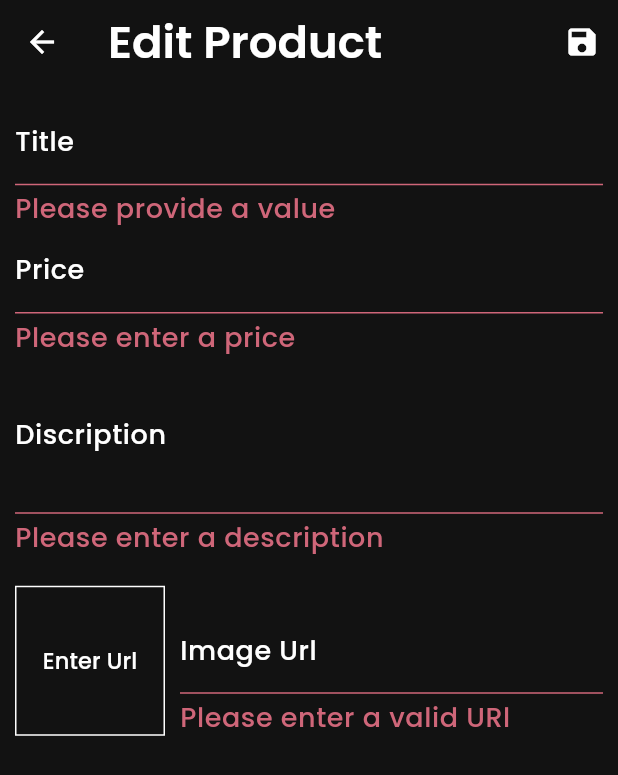
After one commit to manoharacharyaa/shopin, a Flutter app: the EditProductScreen screen opened by its route, after a tap on the "save" icon, on a phone screen of 412 x 824 dp. The commit adds this screen. Shown: the top 775 px of the screen. Run offline on Flutter 3.47's test engine with Material 3 defaults, Android fonts, the phone set to English and light mode, and no system bars; our stand-ins replace google_fonts, logger.

Commit message:
17.edit product screen

```diff
--- a/lib/main.dart
+++ b/lib/main.dart
@@ -5,6 +5,7 @@ import 'package:shopin/providers/cart.dart';
 import 'package:shopin/providers/orders.dart';
 import 'package:shopin/providers/products.dart';
 import 'package:shopin/screens/cart_screen.dart';
+import 'package:shopin/screens/edit_product_screen.dart';
 import 'package:shopin/screens/orders_screen.dart';
 import 'package:shopin/screens/product_details_screen.dart';
 import 'package:shopin/screens/products_overview_screen.dart';
@@ -65,6 +66,7 @@ class MyApp extends StatelessWidget {
           CartScreen.routeName: (context) => const CartScreen(),
           OrdersScreen.routeName: (context) => const OrdersScreen(),
           UserProductScreen.routeName: (context) => const UserProductScreen(),
+          EditProductScreen.routeName: (context) => const EditProductScreen(),
         },
       ),
     );
--- /dev/null
+++ b/lib/screens/edit_product_screen.dart
@@ -0,0 +1,249 @@
+import 'package:flutter/material.dart';
+import 'package:shopin/colors/colors.dart';
+import 'package:shopin/providers/product.dart';
+
+class EditProductScreen extends StatefulWidget {
+  const EditProductScreen({super.key});
+
+  static const routeName = '/edit-product';
+
+  @override
+  State<EditProductScreen> createState() => _EditProductScreenState();
+}
+
+class _EditProductScreenState extends State<EditProductScreen> {
+  final _priceFocusNode = FocusNode();
+  final _descriptionFocusNode = FocusNode();
+  final _imageUrlController = TextEditingController();
+  final _imageUrlFocusNode = FocusNode();
+  final _form = GlobalKey<FormState>();
+  var _editedProduct = Product(
+    id: '',
+    title: '',
+    price: 0,
+    description: '',
+    imageUrl: '',
+  );
+
+  @override
+  void initState() {
+    _imageUrlFocusNode.addListener(_updateImageUrl);
+    super.initState();
+  }
+
+  @override
+  void dispose() {
+    _imageUrlFocusNode.removeListener(_updateImageUrl);
+    _priceFocusNode.dispose();
+    _descriptionFocusNode.dispose();
+    _imageUrlController.dispose();
+    _imageUrlFocusNode.dispose();
+    super.dispose();
+  }
+
+  void _updateImageUrl() {
+    if (!_imageUrlFocusNode.hasFocus) {
+      if (_imageUrlController.text.isEmpty ||
+          !_imageUrlController.text.startsWith('http') &&
+              !_imageUrlController.text.startsWith('https')) {
+        return;
+      }
+      setState(() {});
+    }
+  }
+
+  void _saveForm() {
+    final isValid = _form.currentState!.validate();
+    if (!isValid) {
+      return;
+    }
+    _form.currentState!.save();
+    print(_editedProduct.title);
+    print(_editedProduct.description);
+    print(_editedProduct.price);
+    print(_editedProduct.imageUrl);
+  }
+
+  @override
+  Widget build(BuildContext context) {
+    return Scaffold(
+      appBar: AppBar(
+        title: const Text('Edit Product'),
+        actions: [
+          IconButton(
+            onPressed: _saveForm,
+            icon: const Icon(Icons.save),
+          ),
+        ],
+      ),
+      body: Padding(
+        padding: const EdgeInsets.all(10),
+        child: Form(
+          key: _form,
+          child: ListView(
+            children: [
+              TextFormField(
+                decoration: InputDecoration(
+                  labelText: 'Title',
+                  labelStyle: Theme.of(context).textTheme.bodySmall,
+                ),
+                style: Theme.of(context).textTheme.bodySmall,
+                onFieldSubmitted: (_) {
+                  FocusScope.of(context).requestFocus(_priceFocusNode);
+                },
+                cursorColor: blue,
+                textInputAction: TextInputAction.next,
+                validator: (value) {
+                  if (value!.isEmpty) {
+                    return 'Please provide a value';
+                  }
+                  return null;
+                },
+                onSaved: (value) {
+                  _editedProduct = Product(
+                    id: _editedProduct.id,
+                    title: value!,
+                    description: _editedProduct.description,
+                    price: _editedProduct.price,
+                    imageUrl: _editedProduct.imageUrl,
+                  );
+                },
+              ),
+              TextFormField(
+                decoration: InputDecoration(
+                  labelText: 'Price',
+                  labelStyle: Theme.of(context).textTheme.bodySmall,
+                ),
+                style: Theme.of(context).textTheme.bodySmall,
+                cursorColor: blue,
+                focusNode: _priceFocusNode,
+                keyboardType: TextInputType.number,
+                textInputAction: TextInputAction.next,
+                validator: (value) {
+                  if (value!.isEmpty) {
+                    return 'Please enter a price';
+                  }
+                  if (double.tryParse(value) == null) {
+                    return 'Please enter a valid number';
+                  }
+                  if (double.parse(value) <= 0) {
+                    return 'Please enter a number greater than 0';
+                  }
+                  return null;
+                },
+                onSaved: (value) {
+                  _editedProduct = Product(
+                    id: _editedProduct.id,
+                    title: _editedProduct.title,
+                    description: _editedProduct.description,
+                    price: double.parse(value!),
+                    imageUrl: _editedProduct.imageUrl,
+                  );
+                },
+              ),
+              TextFormField(
+                decoration: InputDecoration(
+                  labelText: 'Discription',
+                  labelStyle: Theme.of(context).textTheme.bodySmall,
+                ),
+                cursorColor: blue,
+                focusNode: _descriptionFocusNode,
+                style: Theme.of(context).textTheme.bodySmall,
+                maxLines: 3,
+                keyboardType: TextInputType.multiline,
+                textInputAction: TextInputAction.next,
+                onFieldSubmitted: (_) {
+                  FocusScope.of(context).requestFocus(_descriptionFocusNode);
+                },
+                validator: (value) {
+                  if (value!.isEmpty) {
+                    return 'Please enter a description';
+                  }
+                  if (value.length < 10) {
+                    return 'Should be at lease 10 characters long';
+                  }
+                  return null;
+                },
+                onSaved: (value) {
+                  _editedProduct = Product(
+                    id: _editedProduct.id,
+                    title: _editedProduct.title,
+                    description: value!,
+                    price: _editedProduct.price,
+                    imageUrl: _editedProduct.imageUrl,
+                  );
+                },
+              ),
+              Row(
+                crossAxisAlignment: CrossAxisAlignment.end,
+                children: [
+                  Container(
+                    height: 100,
+                    width: 100,
+                    margin: const EdgeInsets.only(top: 20, right: 10),
+                    decoration: BoxDecoration(
+                      border: Border.all(
+                        width: 1,
+                        color: white,
+                      ),
+                    ),
+                    child: _imageUrlController.text.isEmpty
+                        ? Center(
+                            child: Text(
+                              'Enter Url',
+                              textAlign: TextAlign.center,
+                              style: Theme.of(context).textTheme.titleSmall,
+                            ),
+                          )
+                        : FittedBox(
+                            fit: BoxFit.fill,
+                            child: Image.network(
+                              _imageUrlController.text,
+                            ),
+                          ),
+                  ),
+                  Expanded(
+                    child: TextFormField(
+                      decoration: InputDecoration(
+                        labelText: 'Image Url',
+                        labelStyle: Theme.of(context).textTheme.bodySmall,
+                      ),
+                      cursorColor: blue,
+                      style: Theme.of(context).textTheme.bodySmall,
+                      keyboardType: TextInputType.url,
+                      textInputAction: TextInputAction.done,
+                      controller: _imageUrlController,
+                      focusNode: _imageUrlFocusNode,
+                      onFieldSubmitted: (_) {
+                        _saveForm();
+                      },
+                      validator: (value) {
+                        if (value!.isEmpty) {
+                          'Please enter an image URL';
+                        }
+                        if (!value.startsWith('http') ||
+                            !value.startsWith('https')) {
+                          return 'Please enter a valid URl';
+                        }
+                        return null;
+                      },
+                      onSaved: (value) {
+                        _editedProduct = Product(
+                          id: _editedProduct.id,
+                          title: _editedProduct.title,
+                          description: _editedProduct.description,
+                          price: _editedProduct.price,
+                          imageUrl: value!,
+                        );
+                      },
+                    ),
+                  ),
+                ],
+              ),
+            ],
+          ),
+        ),
+      ),
+    );
+  }
+}
--- a/lib/screens/user_product_screen.dart
+++ b/lib/screens/user_product_screen.dart
@@ -1,6 +1,7 @@
 import 'package:flutter/material.dart';
 import 'package:provider/provider.dart';
 import 'package:shopin/providers/products.dart';
+import 'package:shopin/screens/edit_product_screen.dart';
 import 'package:shopin/widgets/user_product_item.dart';
 import 'package:shopin/widgets/app_drawer.dart';
 
@@ -17,7 +18,9 @@ class UserProductScreen extends StatelessWidget {
         title: const Text('Your Product'),
         actions: [
           IconButton(
-            onPressed: () {},
+            onPressed: () {
+              Navigator.pushNamed(context, EditProductScreen.routeName);
+            },
             icon: const Icon(Icons.add),
           ),
         ],
--- a/lib/widgets/app_drawer.dart
+++ b/lib/widgets/app_drawer.dart
@@ -20,9 +20,7 @@ class AppDrawer extends StatelessWidget {
             leading: const Icon(Icons.shop),
             title: Text(
               'Shop',
-              style: Theme.of(context).textTheme.bodyLarge!.copyWith(
-                    fontSize: 25,
-                  ),
+              style: Theme.of(context).textTheme.bodyMedium,
             ),
             onTap: () {
               Navigator.pushReplacementNamed(context, '/');
@@ -32,21 +30,17 @@ class AppDrawer extends StatelessWidget {
             leading: const Icon(Icons.payment),
             title: Text(
               'Orders',
-              style: Theme.of(context).textTheme.bodyLarge!.copyWith(
-                    fontSize: 25,
-                  ),
+              style: Theme.of(context).textTheme.bodyMedium,
             ),
             onTap: () {
               Navigator.pushReplacementNamed(context, OrdersScreen.routeName);
             },
           ),
           ListTile(
-            leading: const Icon(Icons.edit),
+            leading: const Icon(Icons.edit_calendar_outlined),
             title: Text(
               'Manage Product',
-              style: Theme.of(context).textTheme.bodyLarge!.copyWith(
-                    fontSize: 25,
-                  ),
+              style: Theme.of(context).textTheme.bodyMedium,
             ),
             onTap: () {
               Navigator.pushReplacementNamed(
--- a/lib/widgets/order_item.dart
+++ b/lib/widgets/order_item.dart
@@ -26,9 +26,19 @@ class _OrderItemState extends State<OrderItem> {
       child: Column(
         children: [
           ListTile(
-            title: Text('\$${widget.order.amount}'),
-            subtitle: Text(
-              DateFormat('dd/MM/yyyy  hh:mm').format(widget.order.dateTime),
+            title: Text(
+              '\$${widget.order.amount}',
+              style: Theme.of(context)
+                  .textTheme
+                  .bodyMedium!
+                  .copyWith(fontSize: 24),
+            ),
+            subtitle: Padding(
+              padding: const EdgeInsets.only(top: 5),
+              child: Text(
+                DateFormat.yMd().add_jm().format(widget.order.dateTime),
+                style: Theme.of(context).textTheme.bodySmall,
+              ),
             ),
             trailing: IconButton(
               onPressed: () {
--- a/lib/widgets/product_item.dart
+++ b/lib/widgets/product_item.dart
@@ -55,10 +55,10 @@ class ProductItem extends StatelessWidget {
                           Icons.check_circle,
                           color: green,
                         ),
-                        const SizedBox(width: 10),
+                        const SizedBox(width: 5),
                         Text(
-                          'Added to cart',
-                          style: Theme.of(context).textTheme.bodyMedium,
+                          '${product.title} added',
+                          style: Theme.of(context).textTheme.titleSmall,
                         ),
                       ],
                     ),
```
